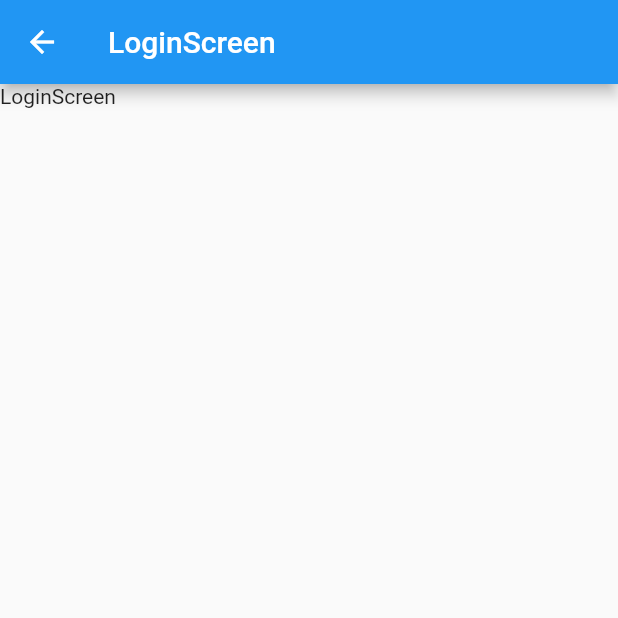
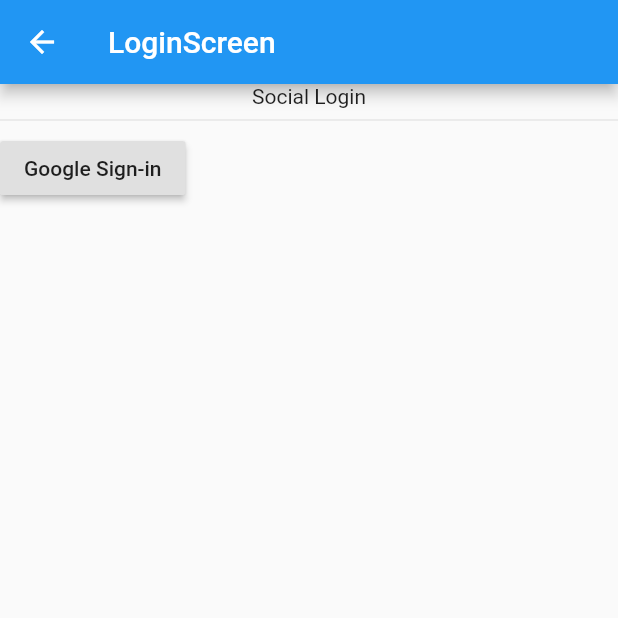
Before and after one commit to thruthesky/fireflutter_sample_app, a Flutter app: the screen it shows after launch, after a tap on "Login", on a phone screen of 412 x 824 dp, the top half of it. Run offline on Flutter 3.47's test engine with Material 2 defaults, Android fonts, the phone set to English and light mode, and no system bars; our stand-ins replace firebase_auth, get; missing offline and left inert: fireflutter; accounts and stored records are empty.

Commit message:
update on google login in ios

```diff
--- a/lib/screens/login/login.screen.dart
+++ b/lib/screens/login/login.screen.dart
@@ -1,4 +1,6 @@
 import 'package:flutter/material.dart';
+import 'package:get/get.dart';
+import '../../global_variables.dart';
 
 class LoginScreen extends StatefulWidget {
   @override
@@ -12,7 +14,27 @@ class _RegisterScreenState extends State<LoginScreen> {
       appBar: AppBar(
         title: Text('LoginScreen'),
       ),
-      body: Text('LoginScreen'),
+      body: Column(
+        children: [
+          Text('Social Login'),
+          Divider(),
+          Row(
+            children: [
+              RaisedButton(
+                child: Text('Google Sign-in'),
+                onPressed: () async {
+                  try {
+                    await ff.signInWithGoogle();
+                    Get.toNamed('home');
+                  } catch (e) {
+                    Get.snackbar('Error', e.toString());
+                  }
+                },
+              ),
+            ],
+          )
+        ],
+      ),
     );
   }
 }
--- a/pubspec.yaml
+++ b/pubspec.yaml
@@ -13,11 +13,7 @@ dependencies:
     sdk: flutter
 
   cupertino_icons: ^1.0.0
-<<<<<<< HEAD
-  fireflutter: ^0.0.8
-=======
   fireflutter:
->>>>>>> routes
   get: ^3.15.0
 
 dev_dependencies:
```
Also changed, not shown: 2 other files.
